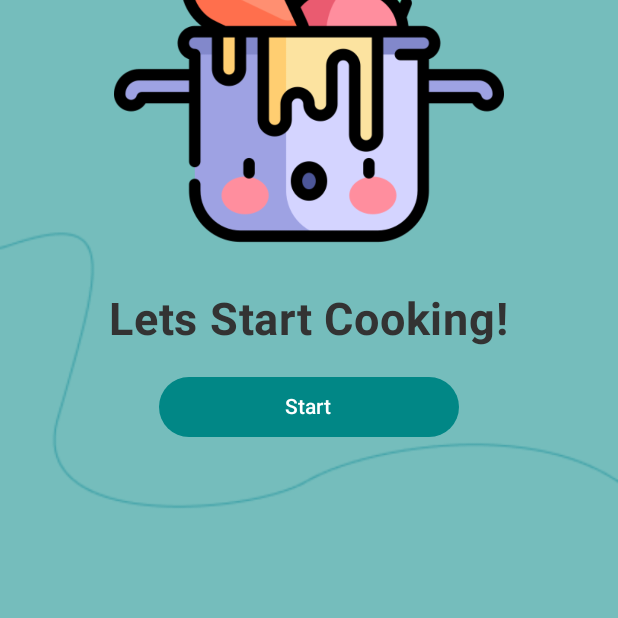
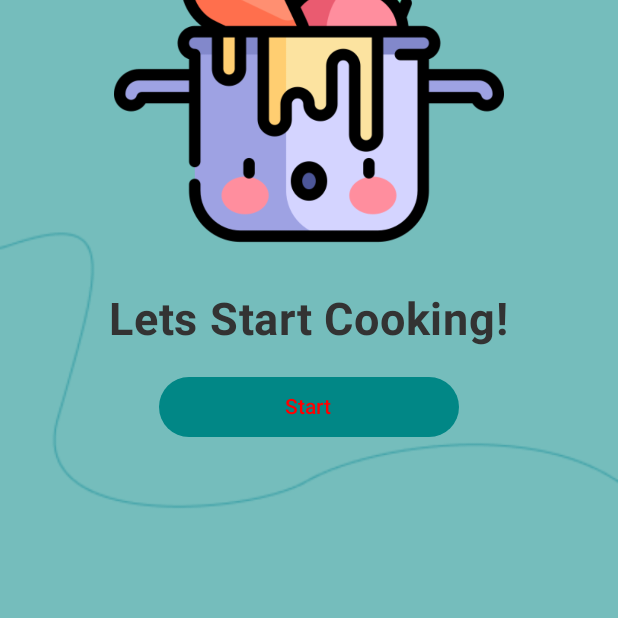
Before and after one commit to a33peng/Pantrify, an Android app built with Jetpack Compose: the screen it shows after launch (MainActivity), on a phone screen of 412 x 824 dp, the part 618-1236 px from its top. Run offline under Robolectric (Android 15) with nearby library versions, the phone set to English and light mode, and no system bars.

Commit message:
text colour change

```diff
--- a/app/src/main/java/com/example/pantrify/MainActivity.kt
+++ b/app/src/main/java/com/example/pantrify/MainActivity.kt
@@ -94,7 +94,7 @@ fun WelcomeScreen(onStartClicked: () -> Unit) {
             ) {
                 Text(
                     text = stringResource(R.string.start_button),
-                    color = Color.White
+                    color = Color.Red
                 )
             }
         }
```
